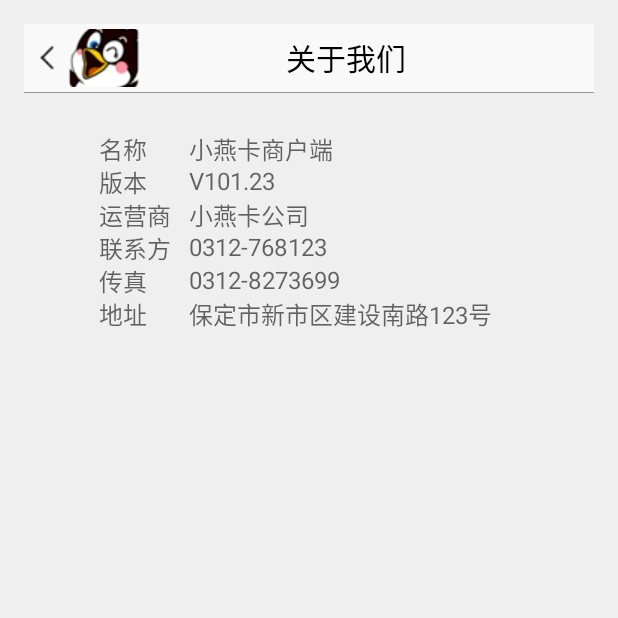
After one commit to josundai/xiaoyansaler, an Android app: the AboutUsActivity screen opened directly, with no data from a screen before it, on a phone screen of 412 x 824 dp, the top half of it. The commit adds this screen. Run offline under Robolectric (Android 15) with nearby library versions, the phone set to English and light mode, and no system bars.

Commit message:
根据最新需求，修改页面风格。 完成：注册,登录，主页,关于我们 Next step: 添加修改密码

```diff
--- a/app/src/main/AndroidManifest.xml
+++ b/app/src/main/AndroidManifest.xml
@@ -25,6 +25,7 @@
         <activity android:name=".HubActivity" />
         <activity android:name=".MainActivity" />
         <activity android:name=".CenterActivity" />
+        <activity android:name=".AboutUsActivity" />
 
 
         <!-- ATTENTION: This was auto-generated to add Google Play services to your project for
--- /dev/null
+++ b/app/src/main/java/com/shangjia/AboutUsActivity.java
@@ -0,0 +1,25 @@
+package com.shangjia;
+
+import android.app.Activity;
+import android.os.Bundle;
+
+import com.shangjia.views.HeaderView;
+
+/**
+ * Created by dai on 2015/12/16.
+ */
+public class AboutUsActivity extends Activity{
+
+    @Override
+    protected void onCreate(Bundle savedInstanceState) {
+        super.onCreate(savedInstanceState);
+
+        setContentView(R.layout.activity_aboutus);
+
+        HeaderView headerView = (HeaderView) findViewById(R.id.aboutus_header);
+//        headerView.hideRightImage();
+        headerView.setTitle(R.string.center_about_us);
+        headerView.setTitleCenter();
+
+    }
+}
--- a/app/src/main/java/com/shangjia/CenterActivity.java
+++ b/app/src/main/java/com/shangjia/CenterActivity.java
@@ -1,6 +1,7 @@
 package com.shangjia;
 
 import android.app.Activity;
+import android.content.Intent;
 import android.os.Bundle;
 import android.view.View;
 import android.widget.TextView;
@@ -42,7 +43,7 @@ public class CenterActivity extends Activity {
         addListeners();
     }
 
-    private void addListeners(){
+    private void addListeners() {
         mScan.setOnClickListener(new View.OnClickListener() {
             public void onClick(View v) {
                 Toast.makeText(CenterActivity.this, "Not implemented yet!", Toast.LENGTH_SHORT).show();
@@ -72,15 +73,16 @@ public class CenterActivity extends Activity {
                 Toast.makeText(CenterActivity.this, "Not implemented yet!", Toast.LENGTH_SHORT).show();
             }
         });
-        mAboutUs.setOnClickListener(new View.OnClickListener() {
-            public void onClick(View v) {
-                Toast.makeText(CenterActivity.this, "Not implemented yet!", Toast.LENGTH_SHORT).show();
-            }
-        });
+        mAboutUs.setOnClickListener(
+                new View.OnClickListener() {
+                    @Override
+                    public void onClick(View v) {
+                        Intent intent = new Intent(CenterActivity.this, AboutUsActivity.class);
+                        startActivity(intent);
+                    }
+                });
 
     }
 
 
-
-
 }
--- a/app/src/main/java/com/shangjia/views/HeaderView.java
+++ b/app/src/main/java/com/shangjia/views/HeaderView.java
@@ -1,5 +1,6 @@
 package com.shangjia.views;
 
+import android.app.Activity;
 import android.content.Context;
 import android.util.AttributeSet;
 import android.view.Gravity;
@@ -22,6 +23,11 @@ public class HeaderView extends LinearLayout {
         LayoutInflater.from(context).inflate(R.layout.view_header, this, true);
         mLeftBtn = (TextView)findViewById(R.id.left_btn);
         mLeftBtn.setText(" ");
+        mLeftBtn.setOnClickListener(new OnClickListener() {
+            public void onClick(View v) {
+                ((Activity) getContext()).finish();
+            }
+        });
         mTitle = (TextView)findViewById(R.id.title);
         mRightTxt = (TextView)findViewById(R.id.id_text_help);
         mRightBtn = (ImageView)findViewById(R.id.right_btn);
--- /dev/null
+++ b/app/src/main/res/layout/activity_aboutus.xml
@@ -0,0 +1,165 @@
+<LinearLayout xmlns:android="http://schemas.android.com/apk/res/android"
+    android:layout_width="match_parent"
+    android:layout_height="match_parent"
+    android:background="@color/content_bg"
+    android:gravity="center_horizontal"
+    android:orientation="vertical"
+    android:paddingBottom="@dimen/activity_vertical_margin"
+    android:paddingLeft="@dimen/activity_horizontal_margin"
+    android:paddingRight="@dimen/activity_horizontal_margin"
+    android:paddingTop="@dimen/activity_vertical_margin">
+
+    <com.shangjia.views.HeaderView
+        android:id="@+id/aboutus_header"
+        android:layout_width="match_parent"
+        android:layout_height="wrap_content" />
+
+
+    <ScrollView
+        android:id="@+id/login_form"
+        android:layout_width="match_parent"
+        android:layout_height="match_parent">
+
+        <LinearLayout
+            android:layout_width="match_parent"
+            android:layout_height="0dp"
+            android:layout_marginTop="25dip"
+            android:layout_weight="1"
+            android:gravity="top|center_horizontal"
+            android:orientation="vertical">
+
+            <LinearLayout
+                android:layout_width="match_parent"
+                android:layout_height="0dp"
+                android:layout_weight="1"
+                android:gravity="top|center_horizontal"
+                android:orientation="horizontal">
+                <TextView
+                    android:layout_width="@dimen/font_about_us_left_length"
+                    android:layout_height="@dimen/font_larger"
+                    android:layout_gravity="left"
+                    android:hint="@string/aboutus_th_name"
+                    android:textSize="16sp" />
+                <TextView
+                    android:layout_width="@dimen/font_about_us_right_length"
+                    android:layout_height="@dimen/font_larger"
+                    android:layout_gravity="left"
+                    android:hint="@string/aboutus_td_name"
+                    android:textSize="16sp" />
+            </LinearLayout>
+
+
+            <LinearLayout
+                android:layout_width="match_parent"
+                android:layout_height="0dp"
+                android:layout_weight="1"
+                android:gravity="top|center_horizontal"
+                android:orientation="horizontal">
+                <TextView
+                    android:layout_width="@dimen/font_about_us_left_length"
+                    android:layout_height="@dimen/font_larger"
+                    android:layout_gravity="left"
+                    android:hint="@string/aboutus_th_version"
+                    android:textSize="16sp" />
+                <TextView
+                    android:layout_width="@dimen/font_about_us_right_length"
+                    android:layout_height="@dimen/font_larger"
+                    android:layout_gravity="left"
+                    android:hint="@string/aboutus_td_version"
+                    android:textSize="16sp" />
+            </LinearLayout>
+            <LinearLayout
+                android:layout_width="match_parent"
+                android:layout_height="0dp"
+                android:layout_weight="1"
+                android:gravity="top|center_horizontal"
+                android:orientation="horizontal">
+                <TextView
+                    android:layout_width="@dimen/font_about_us_left_length"
+                    android:layout_height="@dimen/font_larger"
+                    android:layout_gravity="left"
+                    android:hint="@string/aboutus_th_provider"
+                    android:textSize="16sp" />
+                <TextView
+                    android:layout_width="@dimen/font_about_us_right_length"
+                    android:layout_height="@dimen/font_larger"
+                    android:layout_gravity="left"
+                    android:hint="@string/aboutus_td_provider"
+                    android:textSize="16sp" />
+            </LinearLayout>
+            <LinearLayout
+                android:layout_width="match_parent"
+                android:layout_height="0dp"
+                android:layout_weight="1"
+                android:gravity="top|center_horizontal"
+                android:orientation="horizontal">
+                <TextView
+                    android:layout_width="@dimen/font_about_us_left_length"
+                    android:layout_height="@dimen/font_larger"
+                    android:layout_gravity="left"
+                    android:hint="@string/aboutus_th_phone"
+                    android:textSize="16sp" />
+                <TextView
+                    android:layout_width="@dimen/font_about_us_right_length"
+                    android:layout_height="@dimen/font_larger"
+                    android:layout_gravity="left"
+                    android:hint="@string/aboutus_td_phone"
+                    android:textSize="16sp" />
+            </LinearLayout>
+            <LinearLayout
+                android:layout_width="match_parent"
+                android:layout_height="0dp"
+                android:layout_weight="1"
+                android:gravity="top|center_horizontal"
+                android:orientation="horizontal">
+                <TextView
+                    android:layout_width="@dimen/font_about_us_left_length"
+                    android:layout_height="@dimen/font_larger"
+                    android:layout_gravity="left"
+                    android:hint="@string/aboutus_th_fax"
+                    android:textSize="16sp" />
+                <TextView
+                    android:layout_width="@dimen/font_about_us_right_length"
+                    android:layout_height="@dimen/font_larger"
+                    android:layout_gravity="left"
+                    android:hint="@string/aboutus_td_fax"
+                    android:textSize="16sp" />
+            </LinearLayout>
+
+
+
+            <LinearLayout
+                android:layout_width="match_parent"
+                android:layout_height="0dp"
+                android:layout_weight="1"
+                android:gravity="top|center_horizontal"
+                android:orientation="horizontal">
+                <TextView
+                    android:layout_width="@dimen/font_about_us_left_length"
+                    android:layout_height="@dimen/font_larger"
+                    android:layout_gravity="left"
+                    android:hint="@string/aboutus_th_address"
+                    android:textSize="16sp" />
+                <TextView
+                    android:layout_width="@dimen/font_about_us_right_length"
+                    android:layout_height="@dimen/font_larger"
+                    android:layout_gravity="left"
+                    android:hint="@string/aboutus_td_address"
+                    android:textSize="16sp" />
+            </LinearLayout>
+
+
+
+
+
+
+
+
+
+
+
+
+
+        </LinearLayout>
+    </ScrollView>
+</LinearLayout>
--- a/app/src/main/res/values/dimens.xml
+++ b/app/src/main/res/values/dimens.xml
@@ -38,4 +38,7 @@
     <dimen name="font_smaller">14sp</dimen>
 
 
+    <dimen name="font_about_us_left_length">60dip</dimen>
+    <dimen name="font_about_us_right_length">220dip</dimen>
+
 </resources>
--- a/app/src/main/res/values/strings.xml
+++ b/app/src/main/res/values/strings.xml
@@ -74,6 +74,22 @@
     <!-- 联系我们-->
     <string name="page_title_pingus">联系我们</string>
     <string name="label_pingus_content">我们的联系方式是XXX,YYY,ZZZ</string>
+    <!--关于我们-->
+    <string name="aboutus_th_name">名称</string>
+    <string name="aboutus_td_name">小燕卡商户端</string>
+    <string name="aboutus_th_version">版本</string>
+    <string name="aboutus_td_version">V101.23</string>
+    <string name="aboutus_th_provider">运营商</string>
+    <string name="aboutus_td_provider">小燕卡公司</string>
+    <string name="aboutus_th_phone">联系方式</string>
+    <string name="aboutus_td_phone">0312-768123</string>
+    <string name="aboutus_th_fax">传真</string>
+    <string name="aboutus_td_fax">0312-8273699</string>
+    <string name="aboutus_th_address">地址</string>
+    <string name="aboutus_td_address">保定市新市区建设南路123号</string>
+
+
+
 
 
     <!--Test data for the Deal History-->
```
